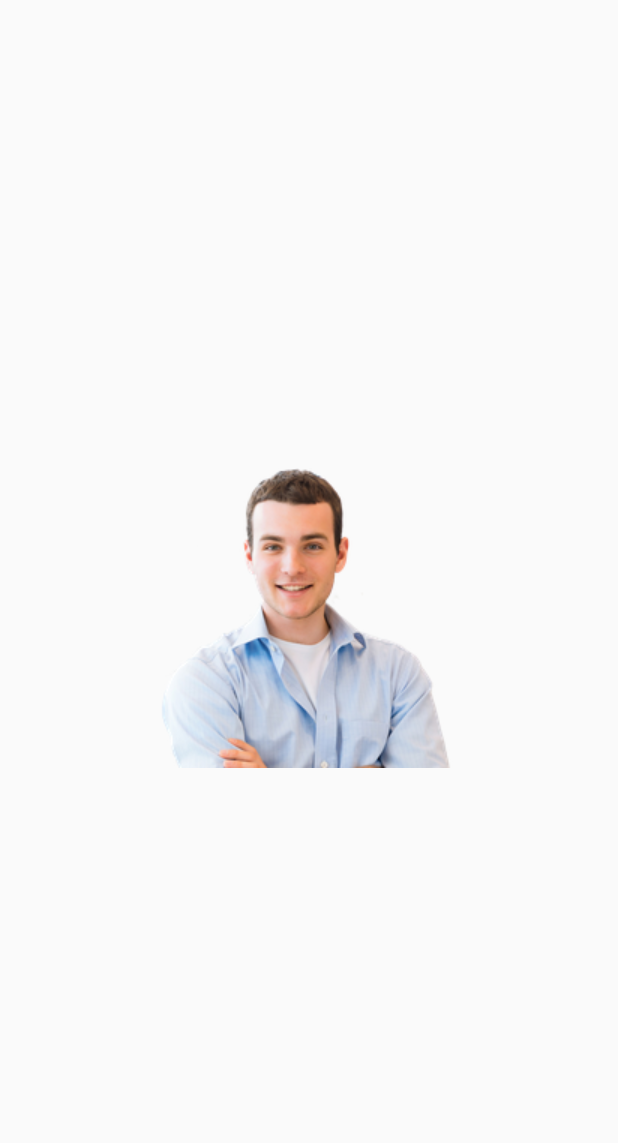
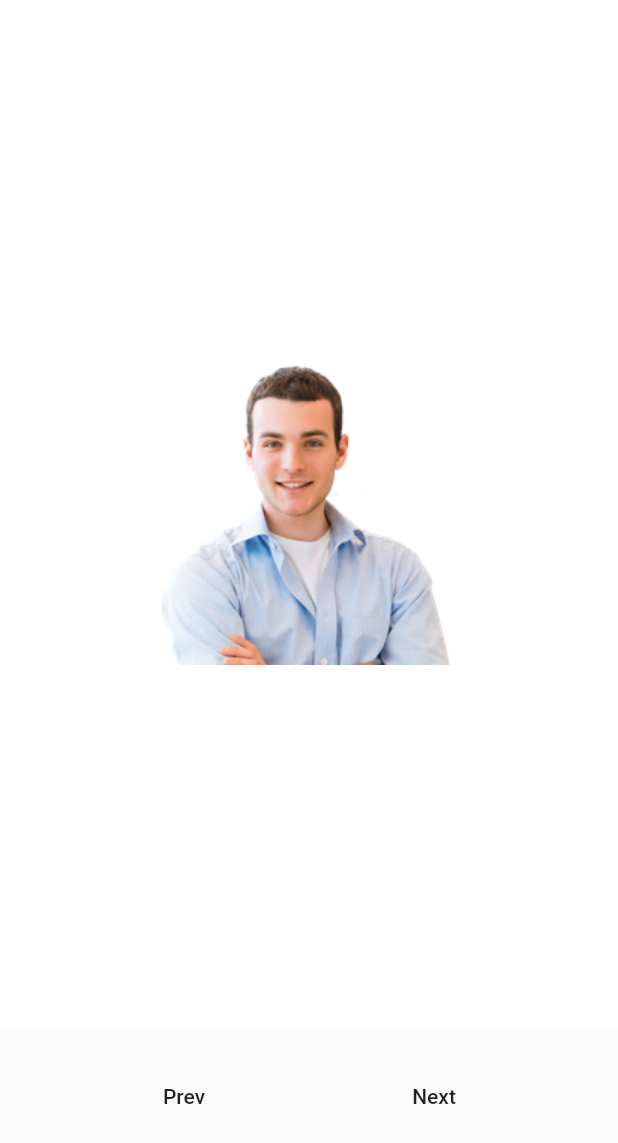
Before and after one commit to AndyWams/ImageSlider, a Flutter app: the screen it shows after launch, on a phone screen of 412 x 824 dp. Shown: the top 1143 px of the screen. Run offline on Flutter 3.47's test engine with Material 2 defaults, Android fonts, the phone set to English and light mode, and no system bars.

Commit message:
initial commit

```diff
--- a/lib/main.dart
+++ b/lib/main.dart
@@ -5,8 +5,7 @@ import 'package:provider_image/views/imageSlider.dart';
 
 void main() {
   runApp(ChangeNotifierProvider(
-    create: (context) => ImageModel(),
-      child: MyApp()));
+      create: (context) => ImageModel(), child: MyApp()));
 }
 
 class MyApp extends StatelessWidget {
@@ -14,6 +13,7 @@ class MyApp extends StatelessWidget {
   @override
   Widget build(BuildContext context) {
     return MaterialApp(
+      debugShowCheckedModeBanner: false,
       title: 'Flutter Demo',
       home: ImageSliders(),
     );
--- a/lib/views/imageSlider.dart
+++ b/lib/views/imageSlider.dart
@@ -4,10 +4,9 @@ import 'package:provider_image/model/imageModel.dart';
 import 'package:provider_image/views/imageItem.dart';
 
 class ImageSliders extends StatelessWidget {
+  final PageController _controller = PageController();
 
-  PageController _controller = PageController();
-
-  List<Widget> _images = [
+  final List<Widget> _images = [
     ImageItems(
       image: "assets/images/man1.png",
     ),
@@ -22,21 +21,55 @@ class ImageSliders extends StatelessWidget {
   @override
   Widget build(BuildContext context) {
     final imageModel = Provider.of<ImageModel>(context, listen: false);
+    void _nextImage() {
+      imageModel.nextImage();
+    }
+
+    void _prevImage() {
+      imageModel.prevImage();
+    }
+
     return Scaffold(
-      body: Stack(
+      body: Column(
         children: <Widget>[
-          PageView.builder(
+          Container(
+            color: Colors.white,
+            alignment: Alignment.center,
+            width: MediaQuery.of(context).size.width,
+            height: MediaQuery.of(context).size.height / 1.2,
+            child: PageView.builder(
               onPageChanged: (value) {
                 imageModel.imageSlider(value);
               },
               scrollDirection: Axis.horizontal,
               controller: _controller,
               itemCount: _images.length,
-            itemBuilder: (context, int index){
+              itemBuilder: (context, int index) {
                 return Consumer<ImageModel>(
-                builder: (context, mImage, child) => _images[mImage.getImageSlider],
+                  builder: (context, mImage, child) =>
+                      _images[mImage.getImageSlider],
                 );
               },
+            ),
+          ),
+          SizedBox(
+            height: 20,
+          ),
+          Expanded(
+            child: Row(
+              crossAxisAlignment: CrossAxisAlignment.start,
+              mainAxisAlignment: MainAxisAlignment.spaceEvenly,
+              children: [
+                FlatButton(
+                  onPressed: _prevImage,
+                  child: Text('Prev'),
+                ),
+                FlatButton(
+                  onPressed: _nextImage,
+                  child: Text('Next'),
+                )
+              ],
+            ),
           )
         ],
       ),
```
Also changed, not shown: lib/model/imageModel.dart (+23 -3 lines), pubspec.lock. Lines whose indentation alone changed are shown as unchanged.
